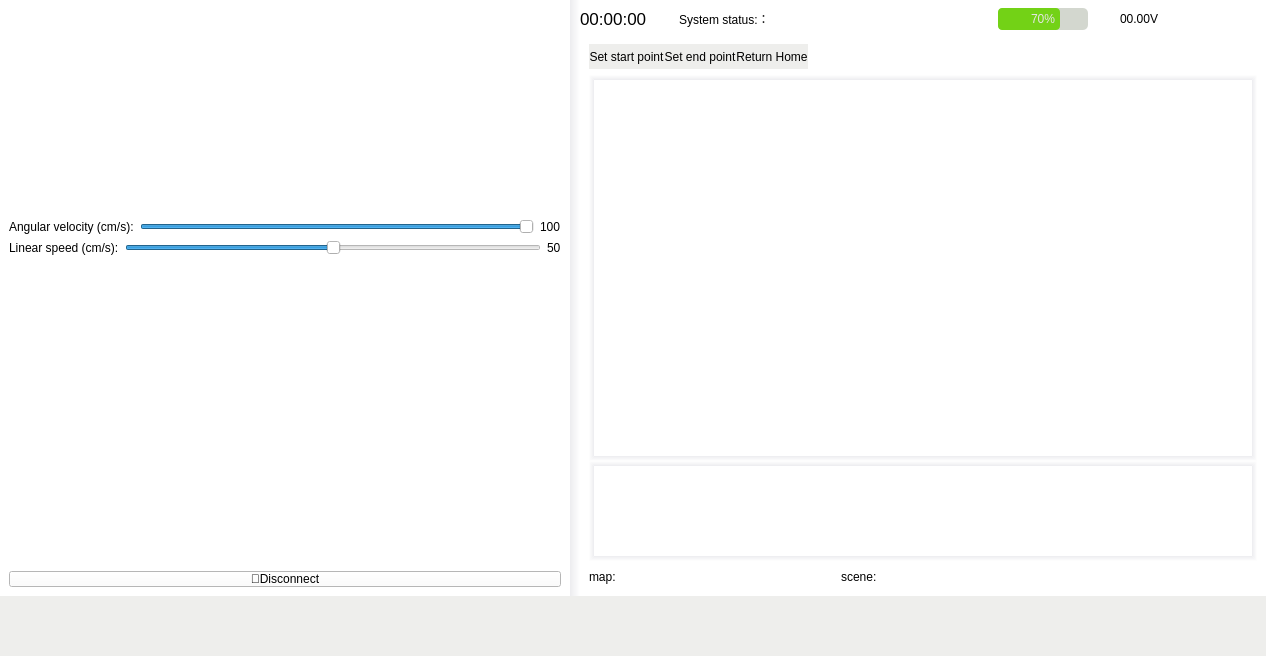
The window that junbot_gui/ui/mainwindow.ui (tungvtt1609/JunBot) describes before a commit, drawn with Qt 5.
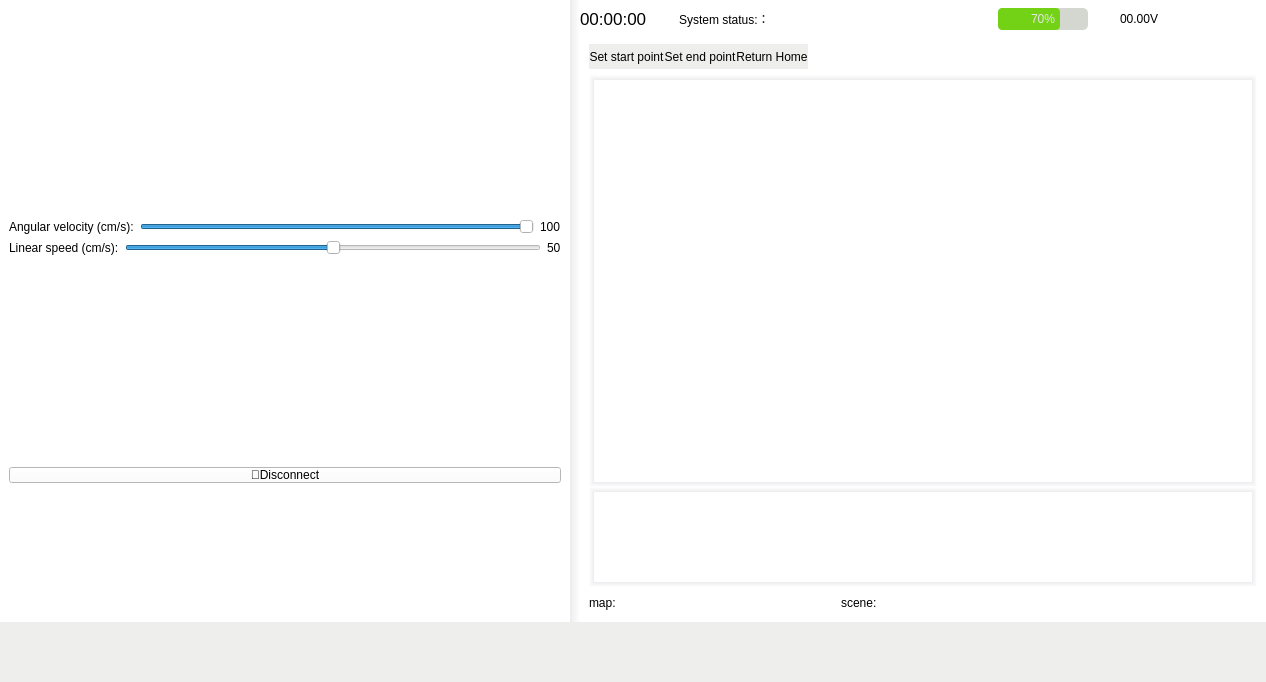
The same window after the commit. Icons and pictures are not drawn.

What changed in the file:
```diff
--- a/junbot_gui/ui/mainwindow.ui
+++ b/junbot_gui/ui/mainwindow.ui
@@ -7,7 +7,7 @@
     <x>0</x>
     <y>0</y>
     <width>1266</width>
-    <height>656</height>
+    <height>682</height>
    </rect>
   </property>
   <property name="acceptDrops">
@@ -394,19 +394,6 @@
                 </item>
                </layout>
               </item>
-              <item>
-               <spacer name="verticalSpacer_4">
-                <property name="orientation">
-                 <enum>Qt::Vertical</enum>
-                </property>
-                <property name="sizeHint" stdset="0">
-                 <size>
-                  <width>385</width>
-                  <height>21</height>
-                 </size>
-                </property>
-               </spacer>
-              </item>
               <item>
                <widget class="QPushButton" name="pushButton">
                 <property name="text">
@@ -416,6 +403,19 @@
               </item>
              </layout>
             </item>
+            <item>
+             <spacer name="verticalSpacer">
+              <property name="orientation">
+               <enum>Qt::Vertical</enum>
+              </property>
+              <property name="sizeHint" stdset="0">
+               <size>
+                <width>20</width>
+                <height>40</height>
+               </size>
+              </property>
+             </spacer>
+            </item>
            </layout>
           </widget>
           <widget class="QWidget" name="page">
```
Left out of the diff: 3 changed lines with no effect on the pictures.
